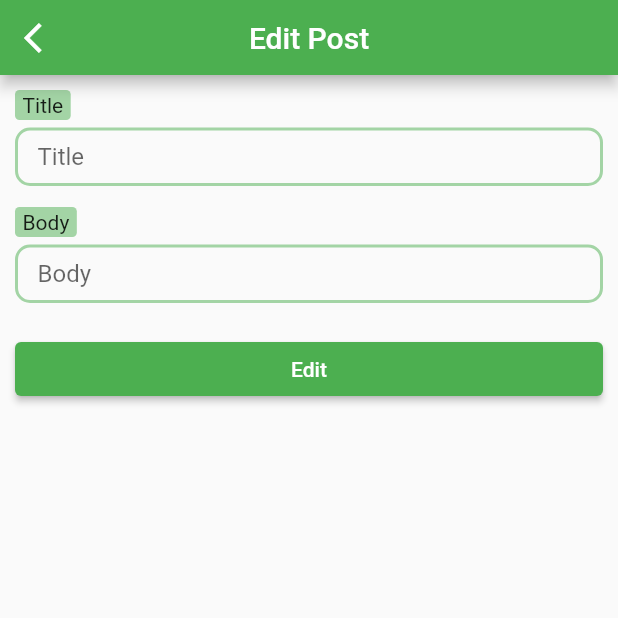
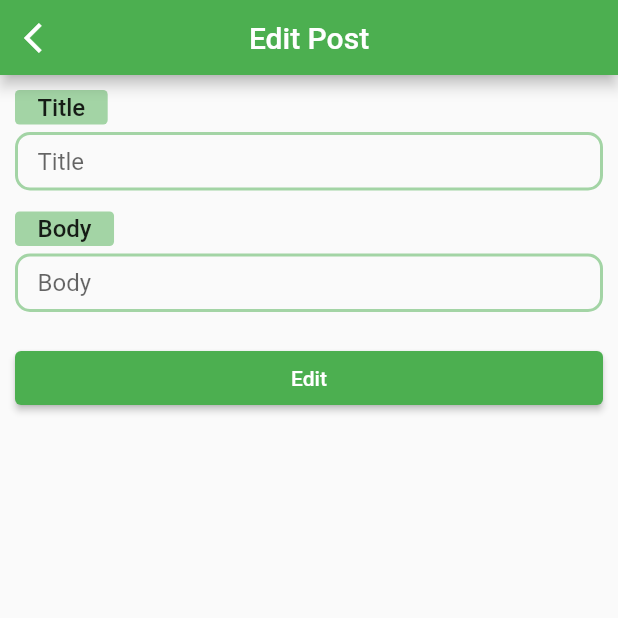
Before and after one commit to ernestkoko/ecommerce, a Flutter app: the CreatePostPage screen opened by its route, on a phone screen of 412 x 824 dp, the top half of it. Run offline on Flutter 3.47's test engine with Material 2 defaults, Android fonts, the light colour scheme and no system bars; our stand-ins replace flutter_slidable, get; network calls fail; statements that could not run were skipped.

Commit message:
Done for now

```diff
--- a/lib/app/modules/create_post_module/widgets/text_field.dart
+++ b/lib/app/modules/create_post_module/widgets/text_field.dart
@@ -17,12 +17,14 @@ class CustomTextField extends StatelessWidget {
       children: [
         Container(
           margin: const EdgeInsets.only(bottom: 5),
-          padding:const  EdgeInsets.symmetric(vertical: 2, horizontal: 5),
+          padding:const  EdgeInsets.symmetric(vertical: 2, horizontal: 15),
             decoration: ShapeDecoration(
                 color: Get.theme.primaryColor.withOpacity(0.5),
                 shape: RoundedRectangleBorder(
                     borderRadius: BorderRadius.circular(3))),
-            child: Text(hintText ?? "")),
+            child: Text(hintText ?? "", style:const  TextStyle(
+                fontSize: 16,
+                fontWeight: FontWeight.w500),)),
         TextField(
           onChanged: onChanged,
           controller: controller,
```
Also changed, not shown: lib/app/modules/create_post_module/create_post_page_controller.dart (+9 -10 lines).
